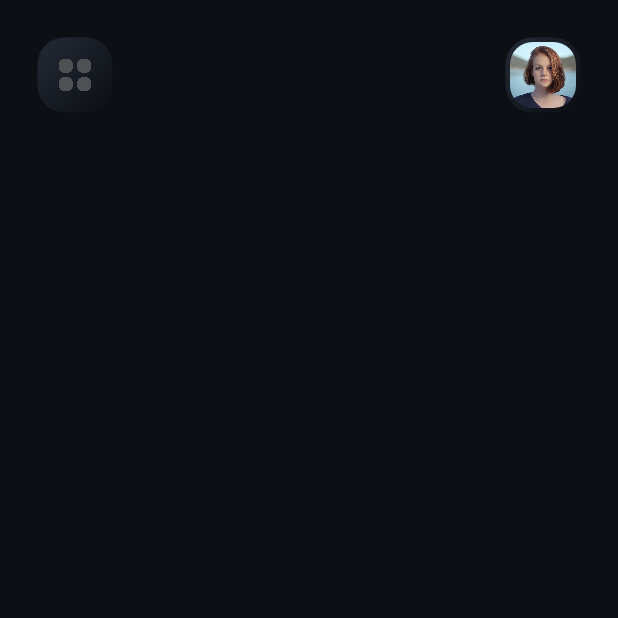
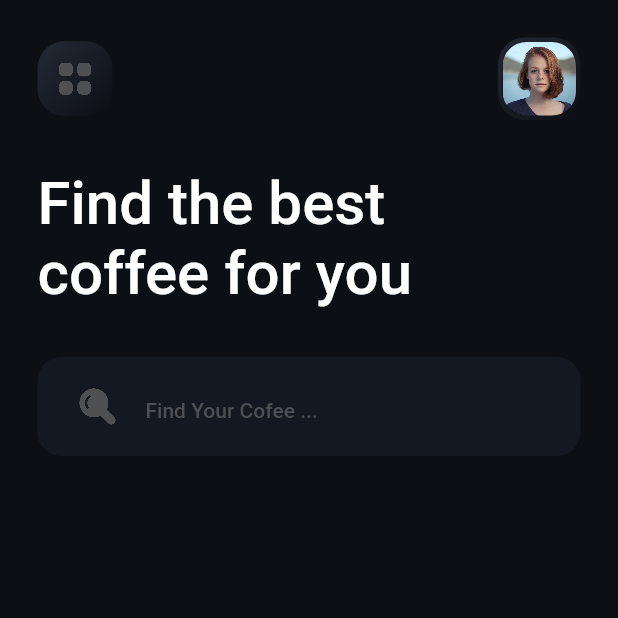
Before and after one commit to mmohammadmfallahm02/coffee_app_ui, a Flutter app: the screen it shows after launch, on a phone screen of 412 x 824 dp, the top half of it. Run offline on Flutter 3.47's test engine with Material 2 defaults, Android fonts, the phone set to English and light mode, and no system bars; our stand-ins replace google_fonts, gradient_borders.

Commit message:
change image gradient use gradient borders package

```diff
--- a/lib/main.dart
+++ b/lib/main.dart
@@ -23,11 +23,11 @@ class MyApp extends StatelessWidget {
       debugShowCheckedModeBanner: false,
       title: 'Flutter Demo',
       theme: ThemeData(
-        textTheme: GoogleFonts.bebasNeueTextTheme(const TextTheme(
+        textTheme: GoogleFonts.robotoTextTheme(const TextTheme(
             headline1: TextStyle(
                 fontSize: 40,
                 color: SolidColor.primaryTextColor,
-                fontWeight: FontWeight.w600),
+                fontWeight: FontWeight.w500),
             headline4: TextStyle(
                 fontSize: 30,
                 color: SolidColor.primaryTextColor,
--- a/lib/view/main_screen.dart
+++ b/lib/view/main_screen.dart
@@ -1,6 +1,7 @@
 import 'package:coffee_ui_app/constants/my_color.dart';
 import 'package:coffee_ui_app/constants/widgets/icon.dart';
 import 'package:coffee_ui_app/gen/assets.gen.dart';
+import 'package:gradient_borders/gradient_borders.dart';
 import 'package:flutter/material.dart';
 
 class MainScreen extends StatelessWidget {
@@ -8,6 +9,8 @@ class MainScreen extends StatelessWidget {
 
   @override
   Widget build(BuildContext context) {
+    final ThemeData themeData = Theme.of(context);
+    const double bodyMargin = 25;
     return Scaffold(
       backgroundColor: SolidColor.backgroundColor,
       body: ListView.builder(
@@ -16,7 +19,22 @@ class MainScreen extends StatelessWidget {
           itemBuilder: (context, index) {
             switch (index) {
               case 0:
-                return appBar();
+                return appBar(bodyMargin);
+              case 1:
+                return Padding(
+                  padding: const EdgeInsets.only(
+                      left: bodyMargin, top: 32, bottom: 32),
+                  child: Text(
+                    'Find the best\ncoffee for you',
+                    style: themeData.textTheme.headline1,
+                  ),
+                );
+              case 2:
+                return Padding(
+                  padding: const EdgeInsets.only(
+                      left: bodyMargin, right: bodyMargin),
+                  child: searchBarWidget(themeData),
+                );
               default:
                 return Container();
             }
@@ -24,25 +42,51 @@ class MainScreen extends StatelessWidget {
     );
   }
 
-  Widget appBar() => Padding(
-      padding: const EdgeInsets.fromLTRB(25, 25, 25, 0),
+  Widget searchBarWidget(ThemeData themeData) {
+    return TextField(
+        decoration: InputDecoration(
+            filled: true,
+            fillColor: SolidColor.secondaryColor,
+            focusedBorder: OutlineInputBorder(
+                borderSide: BorderSide.none,
+                borderRadius: BorderRadius.circular(16)),
+            enabledBorder: OutlineInputBorder(
+                borderSide: BorderSide.none,
+                borderRadius: BorderRadius.circular(16)),
+            prefixIcon: Padding(
+              padding: const EdgeInsets.only(left: 16, right: 8),
+              child: Assets.icons.search
+                  .image(scale: 20, color: SolidColor.secondaryTextColor),
+            ),
+            hintText: 'Find Your Cofee ...',
+            hintStyle: const TextStyle(
+                fontWeight: FontWeight.w500,
+                color: SolidColor.secondaryTextColor,
+                fontSize: 14)));
+  }
+
+  Widget appBar(double bodyMagin) => Padding(
+      padding: EdgeInsets.fromLTRB(bodyMagin, 25, bodyMagin, 0),
       child: Row(mainAxisAlignment: MainAxisAlignment.spaceBetween, children: [
         IconWidget(
           child: Assets.icons.menu
               .image(scale: 20, color: SolidColor.secondaryTextColor),
         ),
-        Stack(
-          children: [
-            const IconWidget(),
-            Container(
-                padding: const EdgeInsets.all(3),
-                width: 50,
-                height: 50,
-                child: ClipRRect(
-                  borderRadius: BorderRadius.circular(15),
-                  child: Assets.images.profilePicture.image(fit: BoxFit.cover),
-                ))
-          ],
-        )
+        Container(
+            width: 55,
+            height: 55,
+            decoration: BoxDecoration(
+                borderRadius: BorderRadius.circular(18),
+                border: const GradientBoxBorder(
+                  width: 3,
+                  gradient: LinearGradient(
+                      colors: GradientColor.iconGradient,
+                      begin: Alignment.topLeft,
+                      end: Alignment.bottomRight),
+                )),
+            child: ClipRRect(
+              borderRadius: BorderRadius.circular(16),
+              child: Assets.images.profilePicture.image(fit: BoxFit.cover),
+            ))
       ]));
 }
--- a/pubspec.yaml
+++ b/pubspec.yaml
@@ -37,6 +37,7 @@ dependencies:
   # Use with the CupertinoIcons class for iOS style icons.
   cupertino_icons: ^1.0.2
   google_fonts: ^4.0.3
+  gradient_borders: ^1.0.0
 
 dev_dependencies:
   flutter_test:
```
Also changed, not shown: pubspec.lock.
